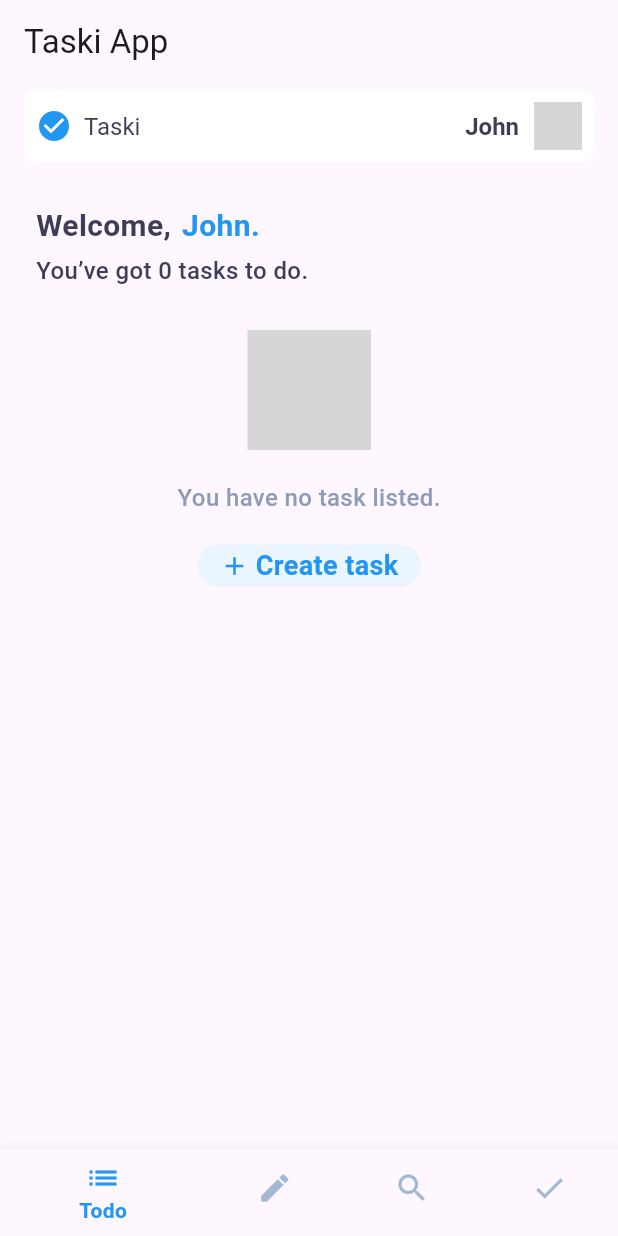
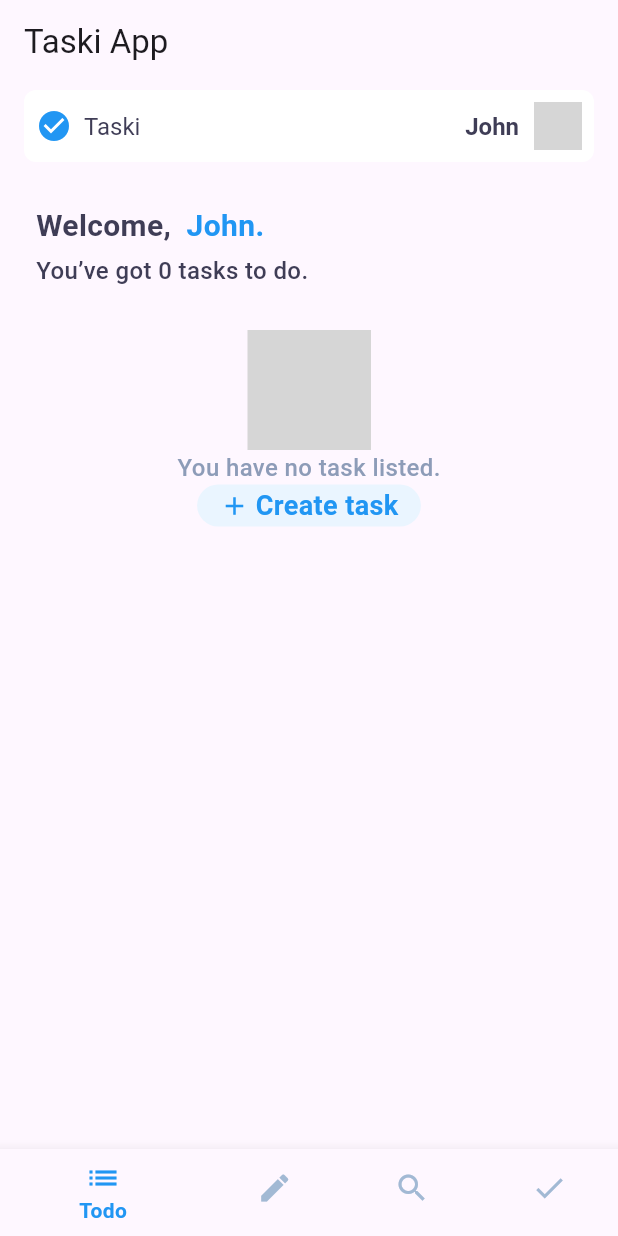
Before and after one commit to alexpxmort/Taski, a Flutter app: the screen it shows after launch, on a phone screen of 412 x 824 dp. Run offline on Flutter 3.47's test engine with Material 3 defaults, Android fonts, the phone set to English and light mode, and no system bars; our stand-ins replace flutter_riverpod, flutter_svg, sqflite; accounts and stored records are empty; grey boxes are pictures that could not be loaded.

Commit message:
fix: muda spacing pra sizedbox

```diff
--- a/lib/presentation/screens/home_screen.dart
+++ b/lib/presentation/screens/home_screen.dart
@@ -24,7 +24,7 @@ class HomeScreen extends ConsumerWidget {
             crossAxisAlignment: CrossAxisAlignment.start,
             children: [
               Row(
-                spacing: 2,
+
                 children: [
                   Text(
                     "Welcome, ",
@@ -34,6 +34,7 @@ class HomeScreen extends ConsumerWidget {
                       color: Color(0xFF3F3D56),
                     ),
                   ),
+                  SizedBox(width:5),
                   Text(
                     "John.",
                     style: TextStyle(
--- a/lib/presentation/screens/taskListCompleted.dart
+++ b/lib/presentation/screens/taskListCompleted.dart
@@ -25,12 +25,12 @@ class TaskListCompleted extends StatelessWidget {
               tileColor:
                   Color(0xFFF5F7F9), // Cor de fundo para cada item da lista
               title: Row(
-                spacing: 4,
                 children: [
                   Icon(
                     Icons.check_box,
                     color: Color(0xFF8D9CB8), // Ícone de checkbox marcado
                   ),
+                  SizedBox(width: 5),
                   Expanded(
                     child: Text(
                       task.title,
--- a/lib/widgets/emptyTask.dart
+++ b/lib/widgets/emptyTask.dart
@@ -57,7 +57,6 @@ class EmptyTaskWidget extends StatelessWidget {
     return Container(
         padding: EdgeInsets.all(8.0),
         child: Column(
-          spacing: 20,
           children: [
             SvgPicture.asset(
               'assets/images/task_icon.svg', // Caminho para o SVG
@@ -65,6 +64,7 @@ class EmptyTaskWidget extends StatelessWidget {
               width: 82.0,
               fit: BoxFit.cover, // Ajusta o SVG para cobrir o espaço
             ),
+            SizedBox(width: 20),
             Center(
                 child: Text(
               'You have no task listed.',
--- a/lib/widgets/header.dart
+++ b/lib/widgets/header.dart
@@ -30,7 +30,6 @@ class HeaderWidget extends StatelessWidget {
             ],
           ),
           Row(
-            spacing: 10,
             children: [
               Text(
                 "John",
@@ -40,6 +39,7 @@ class HeaderWidget extends StatelessWidget {
                   color: Color(0xFF3F3D56),
                 ),
               ),
+              SizedBox(width: 10),
               CircleAvatar(
                 backgroundImage: AssetImage('images/profile.jpg'),
 
```
Also changed, not shown: pubspec.lock.
